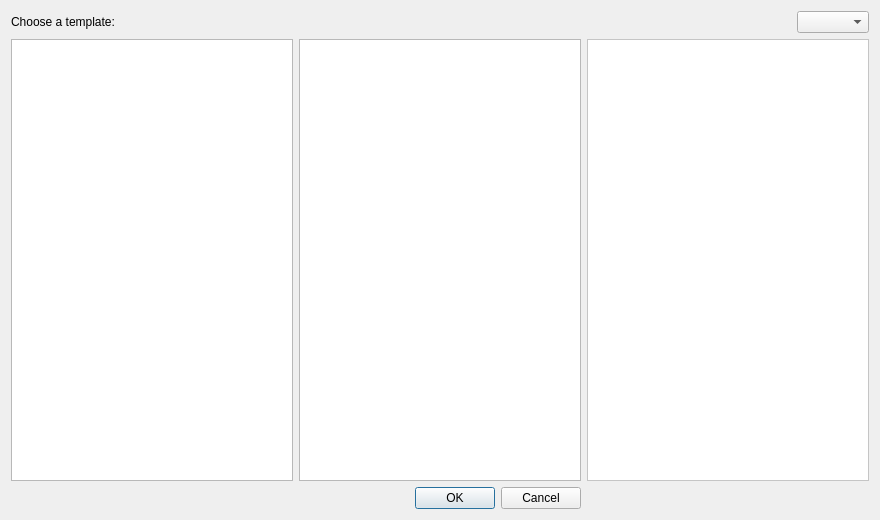
qt-creator/qt-creator, file src/plugins/coreplugin/dialogs/newdialog.ui: the form before one commit.
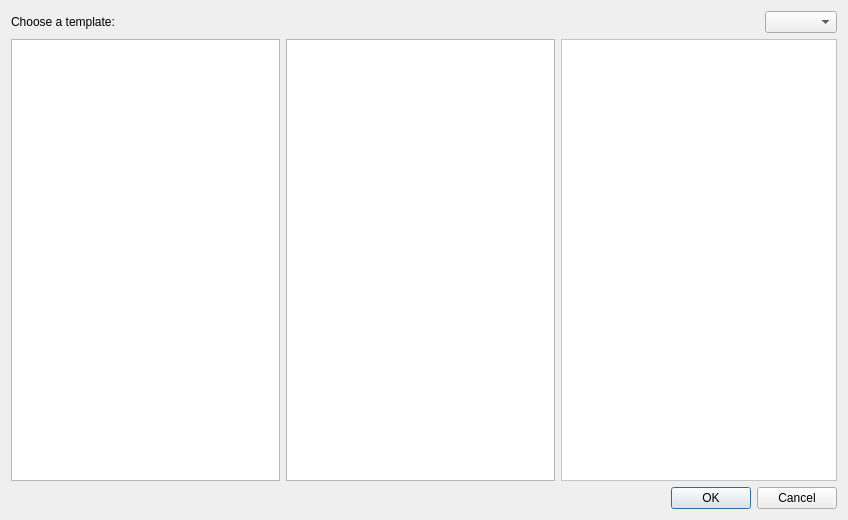
The form after the commit.

Commit message: Wizards: fix dialog layout

Diff of the .ui file:
```diff
--- a/src/plugins/coreplugin/dialogs/newdialog.ui
+++ b/src/plugins/coreplugin/dialogs/newdialog.ui
@@ -6,7 +6,7 @@
    <rect>
     <x>0</x>
     <y>0</y>
-    <width>880</width>
+    <width>848</width>
     <height>520</height>
    </rect>
   </property>
@@ -33,16 +33,6 @@
      </property>
     </widget>
    </item>
-   <item row="2" column="1">
-    <widget class="QDialogButtonBox" name="buttonBox">
-     <property name="orientation">
-      <enum>Qt::Horizontal</enum>
-     </property>
-     <property name="standardButtons">
-      <set>QDialogButtonBox::Cancel|QDialogButtonBox::Ok</set>
-     </property>
-    </widget>
-   </item>
    <item row="1" column="0">
     <widget class="QTreeView" name="templateCategoryView">
      <property name="sizePolicy">
@@ -202,6 +192,16 @@
      </item>
     </layout>
    </item>
+   <item row="2" column="0" colspan="3">
+    <widget class="QDialogButtonBox" name="buttonBox">
+     <property name="orientation">
+      <enum>Qt::Horizontal</enum>
+     </property>
+     <property name="standardButtons">
+      <set>QDialogButtonBox::Cancel|QDialogButtonBox::Ok</set>
+     </property>
+    </widget>
+   </item>
   </layout>
  </widget>
  <resources/>
```
